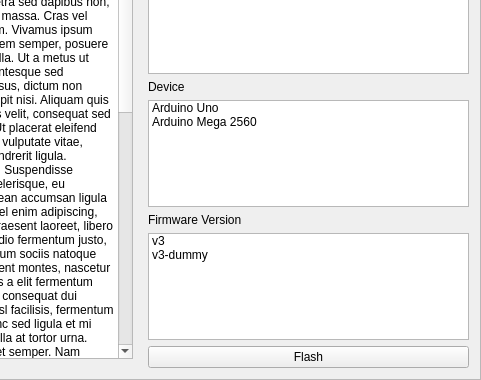
AllYarnsAreBeautiful/ayab-desktop, file software/python/ayab/firmware_flash_ui.ui: the form before one commit; both pictures show x 191 to 672 and y 113 to 493 of the 672 by 493 pixel window.
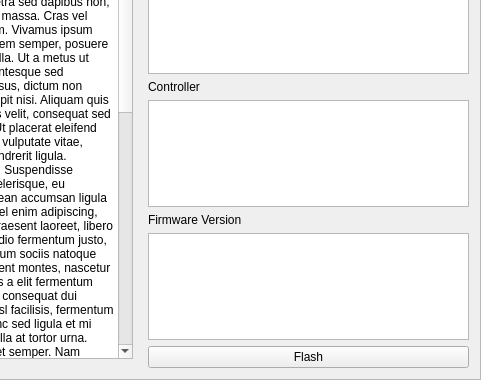
The form after the commit.

Commit message: changing Controller to Device Controller.

```diff
--- a/software/python/ayab/firmware_flash_ui.ui
+++ b/software/python/ayab/firmware_flash_ui.ui
@@ -63,23 +63,12 @@
      <item>
       <widget class="QLabel" name="label">
        <property name="text">
-        <string>Device</string>
+        <string>Controller</string>
        </property>
       </widget>
      </item>
      <item>
-      <widget class="QListWidget" name="device_list">
-       <item>
-        <property name="text">
-         <string>Arduino Uno</string>
-        </property>
-       </item>
-       <item>
-        <property name="text">
-         <string>Arduino Mega 2560</string>
-        </property>
-       </item>
-      </widget>
+      <widget class="QListWidget" name="controller_list"/>
      </item>
      <item>
       <widget class="QLabel" name="label_2">
@@ -89,18 +78,7 @@
       </widget>
      </item>
      <item>
-      <widget class="QListWidget" name="firmware_list">
-       <item>
-        <property name="text">
-         <string>v3</string>
-        </property>
-       </item>
-       <item>
-        <property name="text">
-         <string>v3-dummy</string>
-        </property>
-       </item>
-      </widget>
+      <widget class="QListWidget" name="firmware_list"/>
      </item>
      <item>
       <widget class="QPushButton" name="flash_firmware">
```
The commit also changes 2 other files.
